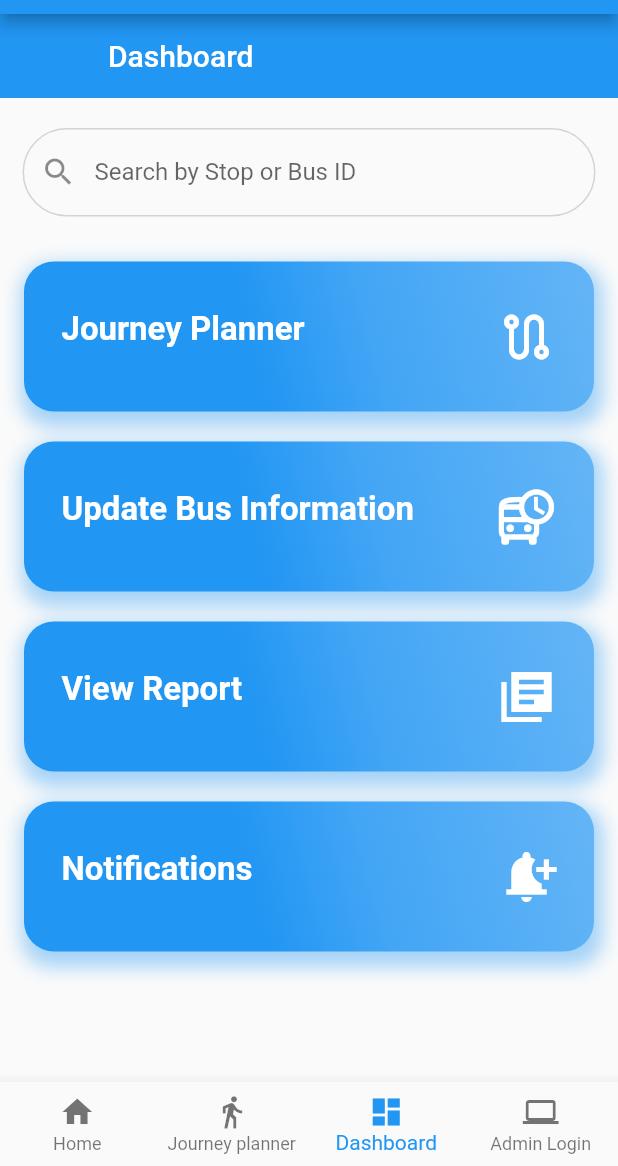
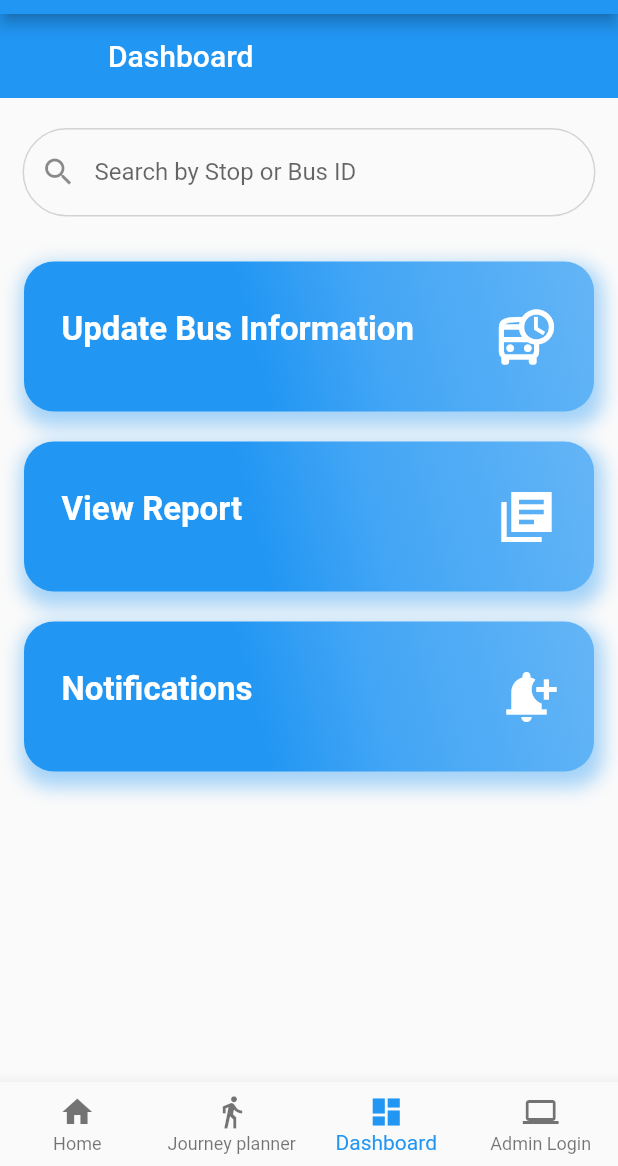
Before and after one commit to yashtejani/TDP5, a Flutter app: the screen it shows after launch, item 3 of the bottom bar chosen, on a phone screen of 412 x 824 dp, the part 70-1236 px from its top. Run offline on Flutter 3.47's test engine with Material 2 defaults, Android fonts, the phone set to English and light mode, and no system bars; our stand-ins replace fluttertoast, sizer.

Commit message:
remove journey planner from dashboard

```diff
--- a/lib/screens/dashboard.dart
+++ b/lib/screens/dashboard.dart
@@ -51,7 +51,7 @@ class Dashboard extends StatelessWidget {
             const SizedBox(
               height: 20,
             ),
-            WidgetButton(
+            /* WidgetButton(
               title: "Journey Planner",
               color: Colors.blue,
               icon: Icons.route_outlined,
@@ -61,7 +61,7 @@ class Dashboard extends StatelessWidget {
                     builder: (context) => MaterialApp(
                         title: 'Bus replacing train', home: JourneyPlanner())));
               },
-            ),
+            ), */
             WidgetButton(
               title: "Update Bus Information",
               color: Colors.blue,
```
